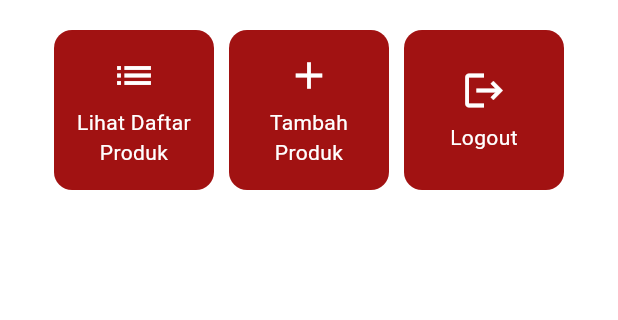
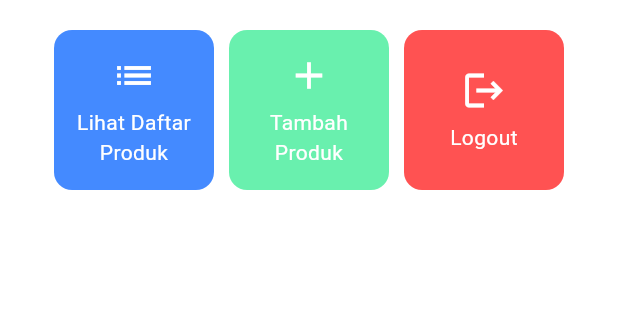
Before and after one commit to mairashasi/shtoree-mobile, a Flutter app: the screen it shows after launch, on a phone screen of 412 x 824 dp, the part 387-707 px from its top. Run offline on Flutter 3.47's test engine with Material 3 defaults, Android fonts, the phone set to English and light mode, and no system bars.

Commit message:
add form dan card untuk tugas 8

```diff
--- a/lib/screens/menu.dart
+++ b/lib/screens/menu.dart
@@ -146,20 +146,30 @@ class ItemCard extends StatelessWidget {
 
   @override
   Widget build(BuildContext context) {
+    // Setting different colors for each button
+    Color backgroundColor;
+    if (item.name == "Lihat Daftar Produk") {
+      backgroundColor = Colors.blueAccent; // Color for "Lihat Daftar Produk"
+    } else if (item.name == "Tambah Produk") {
+      backgroundColor = Colors.greenAccent; // Color for "Tambah Produk"
+    } else if (item.name == "Logout") {
+      backgroundColor = Colors.redAccent; // Color for "Logout"
+    } else {
+      backgroundColor = Theme.of(context).colorScheme.secondary;
+    }
+
     return Material(
       // Menentukan warna latar belakang dari tema aplikasi.
-      color: Theme.of(context).colorScheme.secondary,
+      color: backgroundColor,
       // Membuat sudut kartu melengkung.
       borderRadius: BorderRadius.circular(12),
-
       child: InkWell(
         // Aksi ketika kartu ditekan.
         onTap: () {
-          // Menampilkan pesan SnackBar saat kartu ditekan.
           ScaffoldMessenger.of(context)
             ..hideCurrentSnackBar()
             ..showSnackBar(
-              SnackBar(content: Text("Kamu telah menekan tombol ${item.name}!"))
+              SnackBar(content: Text("Kamu telah menekan tombol ${item.name}!")),
             );
         },
         // Container untuk menyimpan Icon dan Text
```
